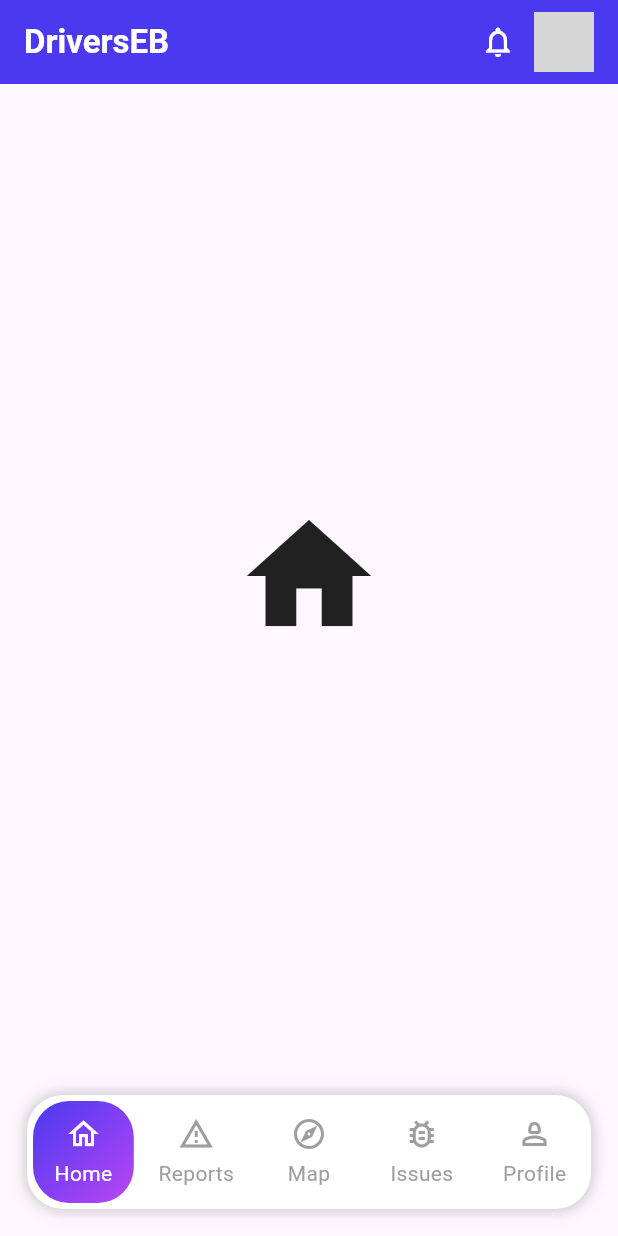
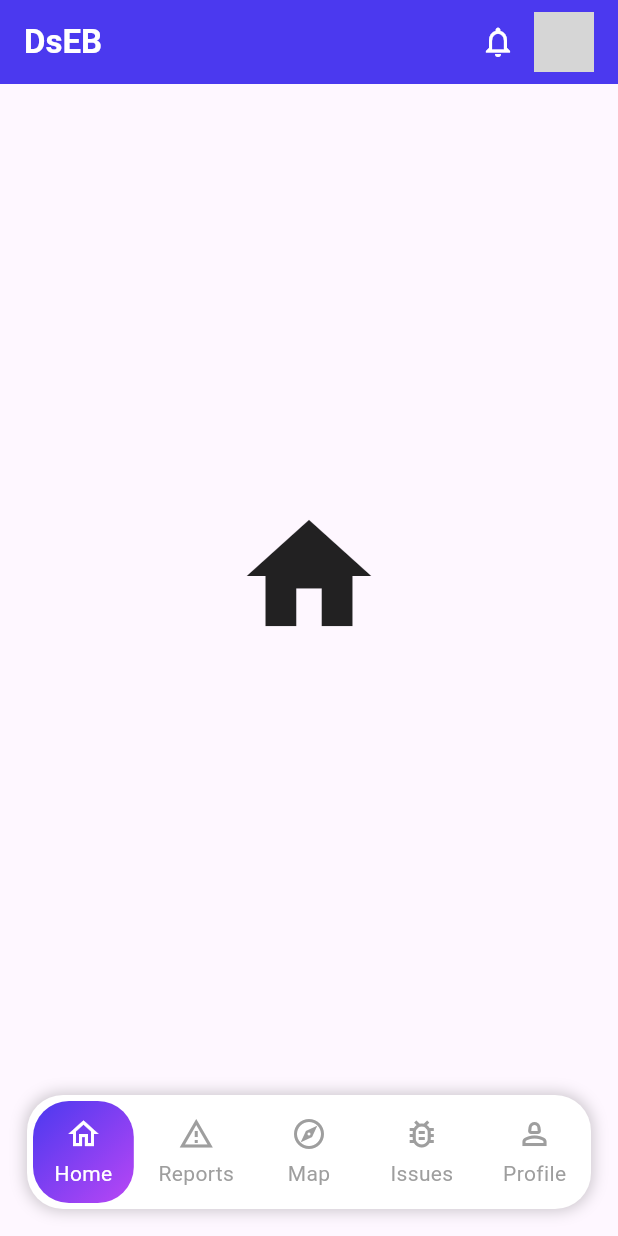
Before and after one commit to souvikree/DsEB, a Flutter app: the HomeScreen screen opened directly, on a phone screen of 412 x 824 dp. Run offline on Flutter 3.47's test engine with Material 3 defaults, Android fonts, the phone set to English and light mode, and no system bars; our stand-ins replace flutter_riverpod, ionicons, shared_preferences; accounts and stored records are empty; grey boxes are pictures that could not be loaded.

Commit message:
style changed

```diff
--- a/frontend/lib/Screen/home_screen.dart
+++ b/frontend/lib/Screen/home_screen.dart
@@ -19,7 +19,7 @@ class HomeScreen extends ConsumerWidget {
       appBar: AppBar(
         backgroundColor: const Color(0xFF4B39EF),
         title: const Text(
-          'DriversEB',
+          'DsEB',
           style: TextStyle(
             color: Colors.white,
             fontWeight: FontWeight.bold,
```
